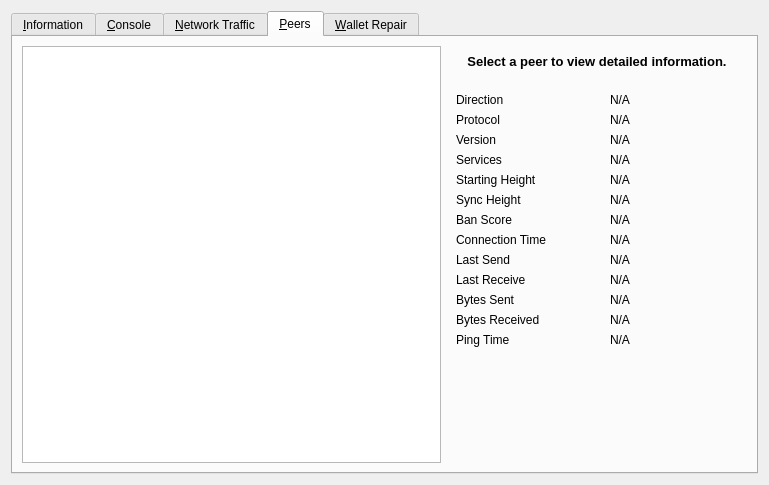
First picture: the form in src/qt/forms/rpcconsole.ui, repository cryptopool-builders/Streamies, before the edit.
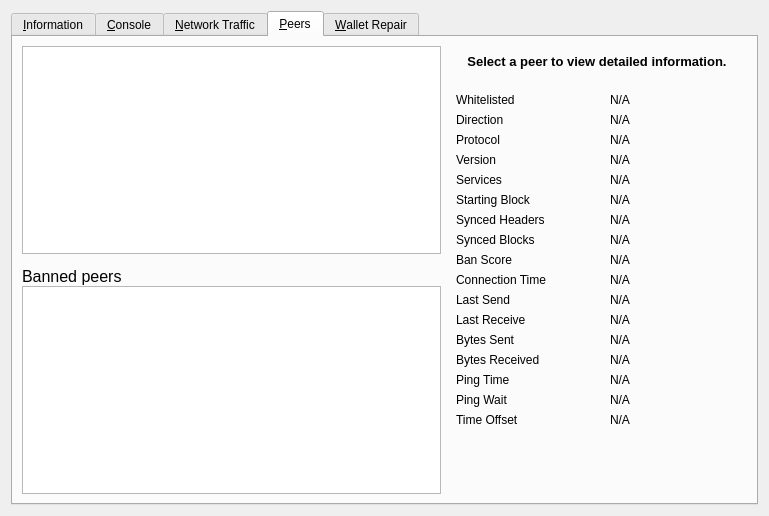
Second picture: the form after the edit. Icons and pictures are not drawn. Custom widgets are drawn as their Qt base class.

Patch:
```diff
--- a/src/qt/forms/rpcconsole.ui
+++ b/src/qt/forms/rpcconsole.ui
@@ -7,7 +7,7 @@
     <x>0</x>
     <y>0</y>
     <width>769</width>
-    <height>485</height>
+    <height>516</height>
    </rect>
   </property>
   <property name="windowTitle">
@@ -688,17 +688,85 @@
       </attribute>
       <layout class="QGridLayout" name="gridLayout_2">
        <item row="0" column="0" rowspan="2">
-        <widget class="QTableView" name="peerWidget">
-         <property name="horizontalScrollBarPolicy">
-          <enum>Qt::ScrollBarAsNeeded</enum>
+        <layout class="QVBoxLayout" name="verticalLayout_101">
+         <property name="spacing">
+          <number>0</number>
          </property>
-         <property name="sortingEnabled">
-          <bool>true</bool>
-         </property>
-         <attribute name="horizontalHeaderHighlightSections">
-          <bool>false</bool>
-         </attribute>
-        </widget>
+         <item>
+          <widget class="QTableView" name="peerWidget">
+           <property name="horizontalScrollBarPolicy">
+            <enum>Qt::ScrollBarAsNeeded</enum>
+           </property>
+           <property name="sortingEnabled">
+            <bool>true</bool>
+           </property>
+           <attribute name="horizontalHeaderHighlightSections">
+            <bool>false</bool>
+           </attribute>
+          </widget>
+         </item>
+         <item>
+          <widget class="QLabel" name="banHeading">
+           <property name="sizePolicy">
+            <sizepolicy hsizetype="Preferred" vsizetype="Minimum">
+             <horstretch>0</horstretch>
+             <verstretch>0</verstretch>
+            </sizepolicy>
+           </property>
+           <property name="minimumSize">
+            <size>
+             <width>300</width>
+             <height>32</height>
+            </size>
+           </property>
+           <property name="maximumSize">
+            <size>
+             <width>16777215</width>
+             <height>32</height>
+            </size>
+           </property>
+           <property name="font">
+            <font>
+             <pointsize>12</pointsize>
+            </font>
+           </property>
+           <property name="cursor">
+            <cursorShape>IBeamCursor</cursorShape>
+           </property>
+           <property name="text">
+            <string>Banned peers</string>
+           </property>
+           <property name="alignment">
+            <set>Qt::AlignBottom|Qt::AlignLeading|Qt::AlignLeft</set>
+           </property>
+           <property name="wordWrap">
+            <bool>true</bool>
+           </property>
+           <property name="textInteractionFlags">
+            <set>Qt::NoTextInteraction</set>
+           </property>
+          </widget>
+         </item>
+         <item>
+          <widget class="QTableView" name="banlistWidget">
+           <property name="sizePolicy">
+            <sizepolicy hsizetype="Expanding" vsizetype="Expanding">
+             <horstretch>0</horstretch>
+             <verstretch>0</verstretch>
+            </sizepolicy>
+           </property>
+           <property name="horizontalScrollBarPolicy">
+            <enum>Qt::ScrollBarAsNeeded</enum>
+           </property>
+           <property name="sortingEnabled">
+            <bool>true</bool>
+           </property>
+           <attribute name="horizontalHeaderHighlightSections">
+            <bool>false</bool>
+           </attribute>
+          </widget>
+         </item>
+        </layout>
        </item>
        <item row="0" column="1">
         <widget class="QLabel" name="peerHeading">
@@ -748,13 +816,36 @@
          </property>
          <layout class="QGridLayout" name="gridLayout_3">
           <item row="0" column="0">
+           <widget class="QLabel" name="label_30">
+            <property name="text">
+             <string>Whitelisted</string>
+            </property>
+           </widget>
+          </item>
+          <item row="0" column="2">
+           <widget class="QLabel" name="peerWhitelisted">
+            <property name="cursor">
+             <cursorShape>IBeamCursor</cursorShape>
+            </property>
+            <property name="text">
+             <string>N/A</string>
+            </property>
+            <property name="textFormat">
+             <enum>Qt::PlainText</enum>
+            </property>
+            <property name="textInteractionFlags">
+             <set>Qt::LinksAccessibleByMouse|Qt::TextSelectableByKeyboard|Qt::TextSelectableByMouse</set>
+            </property>
+           </widget>
+          </item>
+          <item row="1" column="0">
            <widget class="QLabel" name="label_23">
             <property name="text">
              <string>Direction</string>
             </property>
            </widget>
           </item>
-          <item row="0" column="2">
+          <item row="1" column="2">
            <widget class="QLabel" name="peerDirection">
             <property name="cursor">
              <cursorShape>IBeamCursor</cursorShape>
@@ -770,14 +861,14 @@
             </property>
            </widget>
           </item>
-          <item row="1" column="0">
+          <item row="2" column="0">
            <widget class="QLabel" name="label_21">
             <property name="text">
              <string>Protocol</string>
             </property>
            </widget>
           </item>
-          <item row="1" column="2">
+          <item row="2" column="2">
            <widget class="QLabel" name="peerVersion">
             <property name="cursor">
              <cursorShape>IBeamCursor</cursorShape>
@@ -793,14 +884,14 @@
             </property>
            </widget>
           </item>
-          <item row="2" column="0">
+          <item row="3" column="0">
            <widget class="QLabel" name="label_28">
             <property name="text">
              <string>Version</string>
             </property>
            </widget>
           </item>
-          <item row="2" column="2">
+          <item row="3" column="2">
            <widget class="QLabel" name="peerSubversion">
             <property name="cursor">
              <cursorShape>IBeamCursor</cursorShape>
@@ -816,14 +907,14 @@
             </property>
            </widget>
           </item>
-          <item row="3" column="0">
+          <item row="4" column="0">
            <widget class="QLabel" name="label_4">
             <property name="text">
              <string>Services</string>
             </property>
            </widget>
           </item>
-          <item row="3" column="2">
+          <item row="4" column="2">
            <widget class="QLabel" name="peerServices">
             <property name="cursor">
              <cursorShape>IBeamCursor</cursorShape>
@@ -842,7 +933,7 @@
           <item row="5" column="0">
            <widget class="QLabel" name="label_29">
             <property name="text">
-             <string>Starting Height</string>
+             <string>Starting Block</string>
             </property>
            </widget>
           </item>
@@ -865,7 +956,7 @@
           <item row="6" column="0">
            <widget class="QLabel" name="label_27">
             <property name="text">
-             <string>Sync Height</string>
+             <string>Synced Headers</string>
             </property>
            </widget>
           </item>
@@ -886,13 +977,36 @@
            </widget>
           </item>
           <item row="7" column="0">
+           <widget class="QLabel" name="label_25">
+            <property name="text">
+             <string>Synced Blocks</string>
+            </property>
+           </widget>
+          </item>
+          <item row="7" column="2">
+           <widget class="QLabel" name="peerCommonHeight">
+            <property name="cursor">
+             <cursorShape>IBeamCursor</cursorShape>
+            </property>
+            <property name="text">
+             <string>N/A</string>
+            </property>
+            <property name="textFormat">
+             <enum>Qt::PlainText</enum>
+            </property>
+            <property name="textInteractionFlags">
+             <set>Qt::LinksAccessibleByMouse|Qt::TextSelectableByKeyboard|Qt::TextSelectableByMouse</set>
+            </property>
+           </widget>
+          </item>
+          <item row="8" column="0">
            <widget class="QLabel" name="label_24">
             <property name="text">
              <string>Ban Score</string>
             </property>
            </widget>
           </item>
-          <item row="7" column="2">
+          <item row="8" column="2">
            <widget class="QLabel" name="peerBanScore">
             <property name="cursor">
              <cursorShape>IBeamCursor</cursorShape>
@@ -908,14 +1022,14 @@
             </property>
            </widget>
           </item>
-          <item row="8" column="0">
+          <item row="9" column="0">
            <widget class="QLabel" name="label_22">
             <property name="text">
              <string>Connection Time</string>
             </property>
            </widget>
           </item>
-          <item row="8" column="2">
+          <item row="9" column="2">
            <widget class="QLabel" name="peerConnTime">
             <property name="cursor">
              <cursorShape>IBeamCursor</cursorShape>
@@ -931,14 +1045,14 @@
             </property>
            </widget>
           </item>
-          <item row="9" column="0">
+          <item row="10" column="0">
            <widget class="QLabel" name="label_15">
             <property name="text">
              <string>Last Send</string>
             </property>
            </widget>
           </item>
-          <item row="9" column="2">
+          <item row="10" column="2">
            <widget class="QLabel" name="peerLastSend">
             <property name="cursor">
              <cursorShape>IBeamCursor</cursorShape>
@@ -954,14 +1068,14 @@
             </property>
            </widget>
           </item>
-          <item row="10" column="0">
+          <item row="11" column="0">
            <widget class="QLabel" name="label_19">
             <property name="text">
              <string>Last Receive</string>
             </property>
            </widget>
           </item>
-          <item row="10" column="2">
+          <item row="11" column="2">
            <widget class="QLabel" name="peerLastRecv">
             <property name="cursor">
              <cursorShape>IBeamCursor</cursorShape>
@@ -977,14 +1091,14 @@
             </property>
            </widget>
           </item>
-          <item row="11" column="0">
+          <item row="12" column="0">
            <widget class="QLabel" name="label_18">
             <property name="text">
              <string>Bytes Sent</string>
             </property>
            </widget>
           </item>
-          <item row="11" column="2">
+          <item row="12" column="2">
            <widget class="QLabel" name="peerBytesSent">
             <property name="cursor">
              <cursorShape>IBeamCursor</cursorShape>
@@ -1000,14 +1114,14 @@
             </property>
            </widget>
           </item>
-          <item row="12" column="0">
+          <item row="13" column="0">
            <widget class="QLabel" name="label_20">
             <property name="text">
              <string>Bytes Received</string>
             </property>
            </widget>
           </item>
-          <item row="12" column="2">
+          <item row="13" column="2">
            <widget class="QLabel" name="peerBytesRecv">
             <property name="cursor">
              <cursorShape>IBeamCursor</cursorShape>
@@ -1023,14 +1137,14 @@
             </property>
            </widget>
           </item>
-          <item row="13" column="0">
+          <item row="14" column="0">
            <widget class="QLabel" name="label_26">
             <property name="text">
              <string>Ping Time</string>
             </property>
            </widget>
           </item>
-          <item row="13" column="2">
+          <item row="14" column="2">
            <widget class="QLabel" name="peerPingTime">
             <property name="cursor">
              <cursorShape>IBeamCursor</cursorShape>
@@ -1046,7 +1160,56 @@
             </property>
            </widget>
           </item>
-          <item row="14" column="1">
+          <item row="15" column="0">
+           <widget class="QLabel" name="peerPingWaitLabel">
+            <property name="toolTip">
+             <string>The duration of a currently outstanding ping.</string>
+            </property>
+            <property name="text">
+             <string>Ping Wait</string>
+            </property>
+           </widget>
+          </item>
+          <item row="15" column="2">
+           <widget class="QLabel" name="peerPingWait">
+            <property name="cursor">
+             <cursorShape>IBeamCursor</cursorShape>
+            </property>
+            <property name="text">
+             <string>N/A</string>
+            </property>
+            <property name="textFormat">
+             <enum>Qt::PlainText</enum>
+            </property>
+            <property name="textInteractionFlags">
+             <set>Qt::LinksAccessibleByMouse|Qt::TextSelectableByKeyboard|Qt::TextSelectableByMouse</set>
+            </property>
+           </widget>
+          </item>
+          <item row="16" column="0">
+           <widget class="QLabel" name="label_timeoffset">
+            <property name="text">
+             <string>Time Offset</string>
+            </property>
+           </widget>
+          </item>
+          <item row="16" column="2">
+           <widget class="QLabel" name="timeoffset">
+            <property name="cursor">
+             <cursorShape>IBeamCursor</cursorShape>
+            </property>
+            <property name="text">
+             <string>N/A</string>
+            </property>
+            <property name="textFormat">
+             <enum>Qt::PlainText</enum>
+            </property>
+            <property name="textInteractionFlags">
+             <set>Qt::LinksAccessibleByMouse|Qt::TextSelectableByKeyboard|Qt::TextSelectableByMouse</set>
+            </property>
+           </widget>
+          </item>
+          <item row="17" column="1">
            <spacer name="verticalSpacer_3">
             <property name="orientation">
              <enum>Qt::Vertical</enum>
```
Left out of the diff: 224 changed lines with no effect on the pictures.
